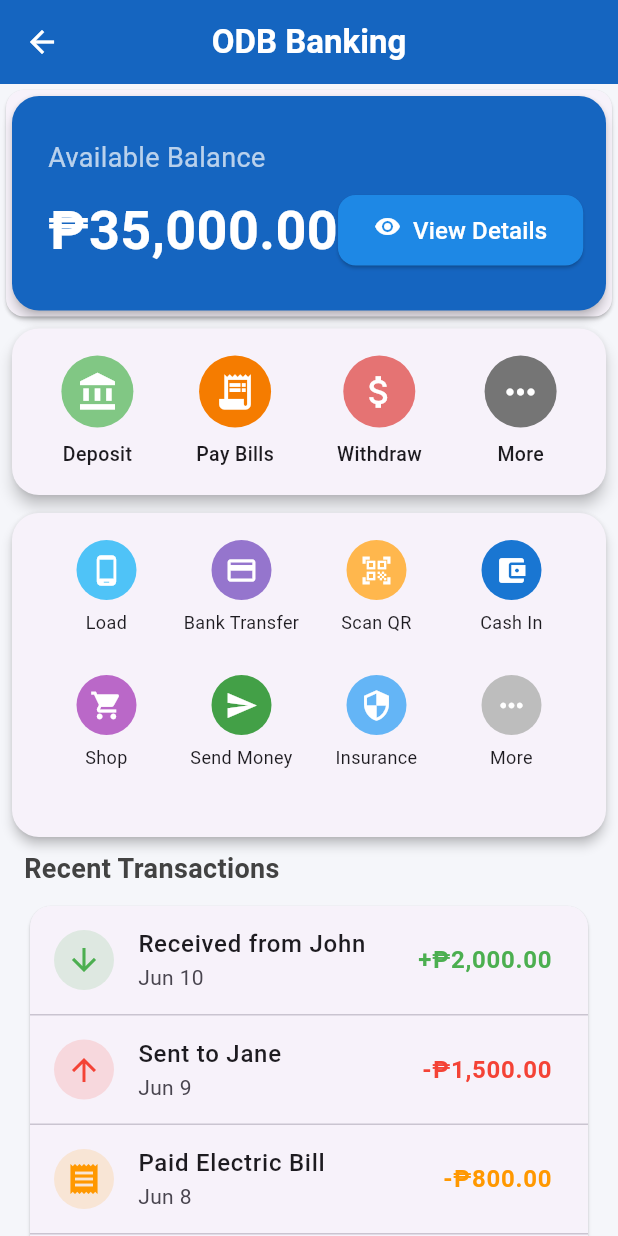
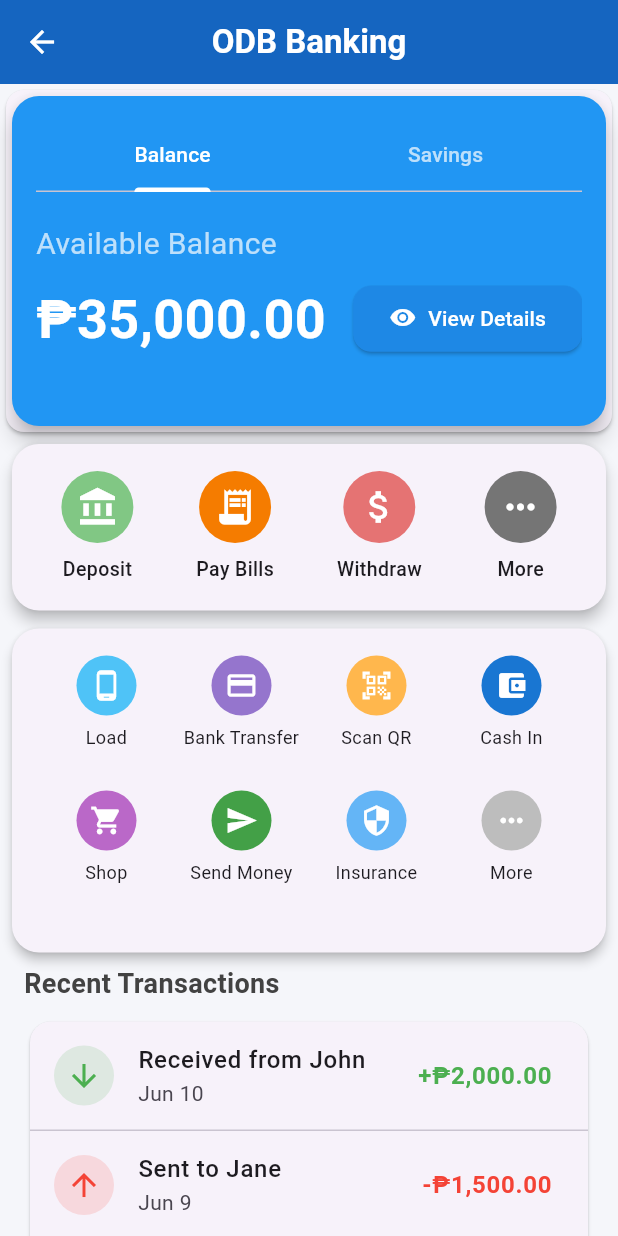
Before and after one commit to Badymits/atm-flutter-ui, a Flutter app: the HomePage screen opened directly, on a phone screen of 412 x 824 dp. Run offline on Flutter 3.47's test engine with Material 3 defaults, Android fonts, the phone set to English and light mode, and no system bars.

Commit message:
added tabs for savings and balance

```diff
--- a/lib/main.dart
+++ b/lib/main.dart
@@ -24,7 +24,7 @@ class MyApp extends StatelessWidget {
         scaffoldBackgroundColor: Colors.white,
         useMaterial3: true,
       ),
-      home: const LoginPage(),
+      home: const HomePage(),
     );
   }
 }
@@ -243,25 +243,39 @@ class HomePage extends StatelessWidget {
               child: Center(
                 child: FractionallySizedBox(
                   widthFactor: 1, // 90% of the parent/screen width
+                  child: DefaultTabController(
+                    length: 2,
                     child: Card(
-                    color: Colors.blue[800],
-                    elevation: 3,
+                      color: Colors.blue,
+                      elevation: 6,
                       shape: RoundedRectangleBorder(
-                      borderRadius: BorderRadius.circular(18),
+                        borderRadius: BorderRadius.circular(18)
                       ),
                       child: Padding(
-                      padding: const EdgeInsets.symmetric(
-                        vertical: 28,
-                        horizontal: 24,
+                        padding: const EdgeInsets.all(16),
+                        child: Column(
+                          mainAxisSize: MainAxisSize.min,
+                          children: [
+                            TabBar(
+                              indicatorColor: Colors.white,
+                              labelColor: Colors.white,
+                              unselectedLabelColor: Colors.white70,
+                              tabs: const [
+                                Tab(text: 'Balance'),
+                                Tab(text: 'Savings'),
+                              ],
                             ),
-                      child: Column(
+                              SizedBox(height: 20),
+                              SizedBox(height: 120,
+                              child: TabBarView(
+                                children: [
+                                  Column(
                                     crossAxisAlignment: CrossAxisAlignment.start,
                                     children: [
-                          Text(
-                            'Available Balance',
+                                      Text('Available Balance',
                                         style: TextStyle(
+                                          fontSize: 20,
                                           color: Colors.white70,
-                              fontSize: 18,
                                         ),
                                       ),
                                       SizedBox(height: 10),
@@ -272,9 +286,9 @@ class HomePage extends StatelessWidget {
                                           Text(
                                             formattedBalance,
                                             style: TextStyle(
-                                  color: Colors.white,
                                               fontSize: 36,
                                               fontWeight: FontWeight.bold,
+                                              color: Colors.white,
                                             ),
                                           ),
                                           ElevatedButton(
@@ -288,28 +302,52 @@ class HomePage extends StatelessWidget {
                                                 horizontal: 24,
                                               ),
                                             ),
-                                onPressed: () =>
-                                    _navigateTo(context, const BalancePage()),
+
+                                            onPressed: () => _navigateTo(context, const BalancePage()),
                                             child: Wrap(
                                               children: [
                                                 Icon(Icons.visibility, color: Colors.white),
-                                    const SizedBox(width: 8),
+                                                SizedBox(width: 8),
+                                                Text('View Details',
+                                                  style: TextStyle(color: Colors.white),
+                                                ),
+                                              ],
+                                            )
+                                          )
+                                        ],
+                                      )
+                                    ],
+                                  ),
+                                  Column(
+                                    crossAxisAlignment: CrossAxisAlignment.start,
+                                    children: [
+                                      Text('Total Savings',
+                                        style: TextStyle(
+                                          fontSize: 20,
+                                          color: Colors.white70,
+                                        ),
+                                      ),
+                                      SizedBox(height: 8),
                                       Text(
-                                      'View Details',
+                                        formattedBalance, // Reusing the same balance for simplicity
                                         style: TextStyle(
+                                          fontSize: 36,
+                                          fontWeight: FontWeight.bold,
                                           color: Colors.white,
-                                        fontSize: 16,
                                         ),
                                       ),
                                     ],
+                                  )
+                                ]
                               ),
-                              ),
-                            ],
-                          ),
+                            )
                           ],
                         ),
                       ),
+
+                    )
                   ),
+
                 ),
               ),
             ),
```
Lines whose indentation alone changed are shown as unchanged.
